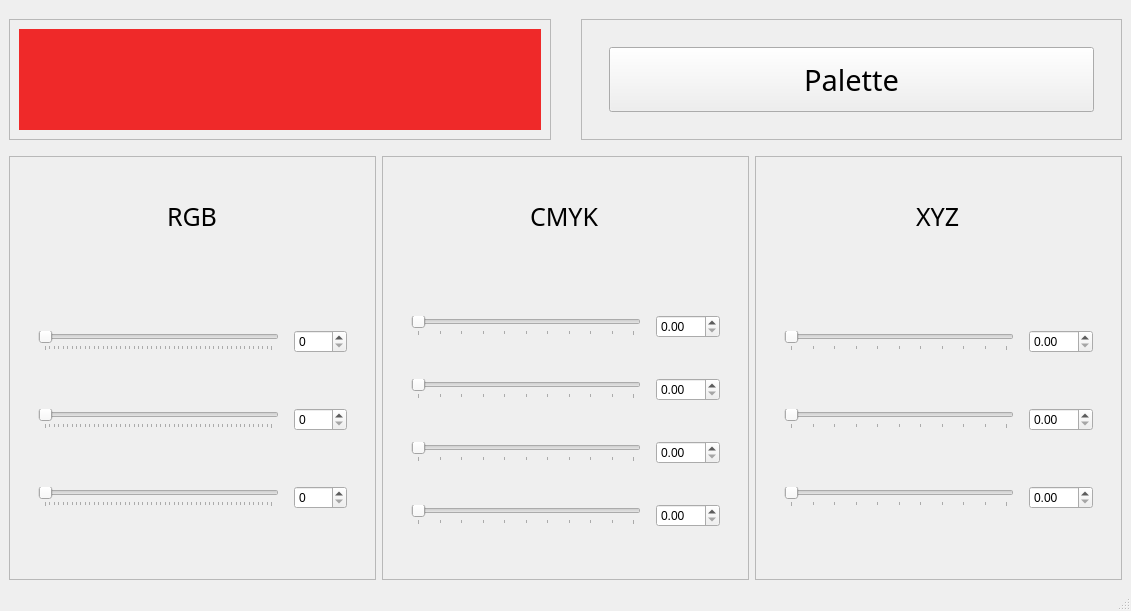
Qt form mainwindow.ui (sMeDDveD/ComputerGraphicsLab1) before a commit.
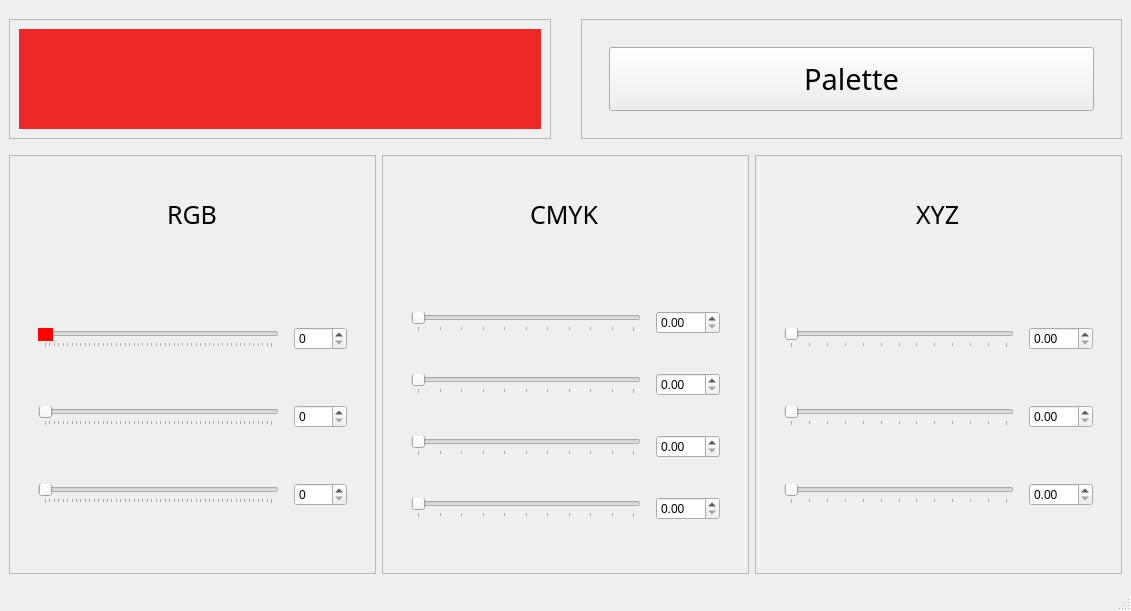
The same form after that commit.

Diff of the .ui file:
```diff
--- a/mainwindow.ui
+++ b/mainwindow.ui
@@ -231,6 +231,9 @@
                       <verstretch>0</verstretch>
                      </sizepolicy>
                     </property>
+                    <property name="styleSheet">
+                     <string notr="true">QSlider::handle:horizontal {background-color: red;}</string>
+                    </property>
                     <property name="maximum">
                      <number>255</number>
                     </property>
@@ -673,7 +676,7 @@
                      </sizepolicy>
                     </property>
                     <property name="maximum">
-                     <number>100</number>
+                     <number>120</number>
                     </property>
                     <property name="orientation">
                      <enum>Qt::Horizontal</enum>
@@ -689,7 +692,7 @@
                   <item>
                    <widget class="QDoubleSpinBox" name="doubleSpinBoxX">
                     <property name="maximum">
-                     <double>100.000000000000000</double>
+                     <double>120.000000000000000</double>
                     </property>
                     <property name="singleStep">
                      <double>0.500000000000000</double>
@@ -718,7 +721,7 @@
                      </sizepolicy>
                     </property>
                     <property name="maximum">
-                     <number>100</number>
+                     <number>120</number>
                     </property>
                     <property name="orientation">
                      <enum>Qt::Horizontal</enum>
@@ -734,7 +737,7 @@
                   <item>
                    <widget class="QDoubleSpinBox" name="doubleSpinBoxY_XYZ">
                     <property name="maximum">
-                     <double>100.000000000000000</double>
+                     <double>120.000000000000000</double>
                     </property>
                     <property name="singleStep">
                      <double>0.500000000000000</double>
@@ -763,7 +766,7 @@
                      </sizepolicy>
                     </property>
                     <property name="maximum">
-                     <number>100</number>
+                     <number>120</number>
                     </property>
                     <property name="orientation">
                      <enum>Qt::Horizontal</enum>
@@ -779,7 +782,7 @@
                   <item>
                    <widget class="QDoubleSpinBox" name="doubleSpinBoxZ">
                     <property name="maximum">
-                     <double>100.000000000000000</double>
+                     <double>120.000000000000000</double>
                     </property>
                     <property name="singleStep">
                      <double>0.500000000000000</double>
@@ -802,17 +805,14 @@
     </item>
    </layout>
   </widget>
-  <widget class="QMenuBar" name="menubar">
-   <property name="geometry">
-    <rect>
-     <x>0</x>
-     <y>0</y>
-     <width>1131</width>
-     <height>24</height>
-    </rect>
+  <widget class="QStatusBar" name="statusBar">
+   <property name="font">
+    <font>
+     <family>JetBrains Mono</family>
+     <pointsize>12</pointsize>
+    </font>
    </property>
   </widget>
-  <widget class="QStatusBar" name="statusBar"/>
  </widget>
  <resources/>
  <connections/>
```
